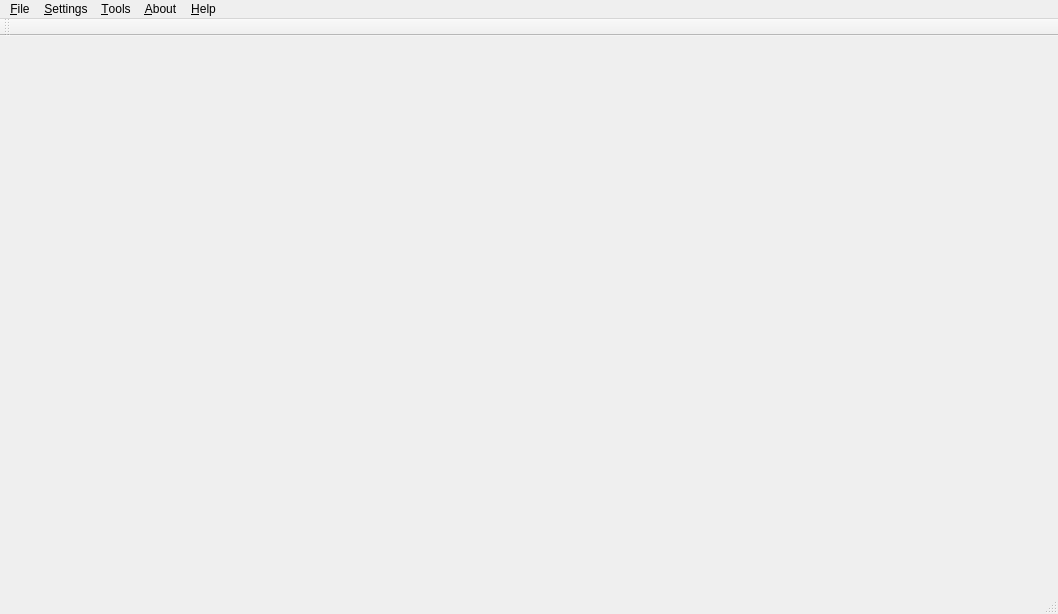
Bahamuttg/PiRinter3D, file mainwindow.ui: the form before one commit.
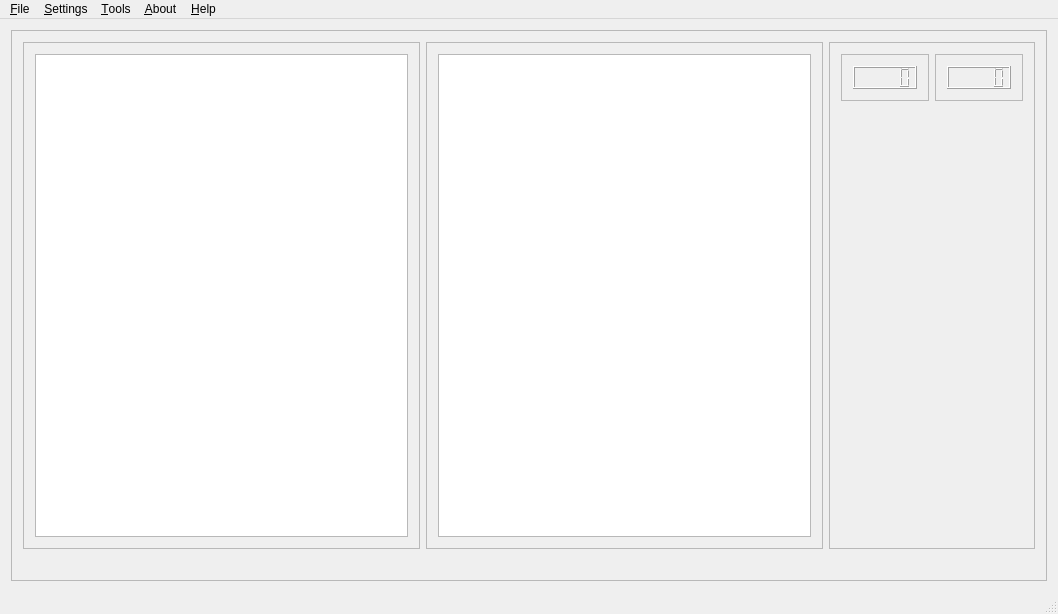
The form after the commit.

Commit message: Initial Project Creation

What changed in the file:
```diff
--- a/mainwindow.ui
+++ b/mainwindow.ui
@@ -13,7 +13,134 @@
   <property name="windowTitle">
    <string>MainWindow</string>
   </property>
-  <widget class="QWidget" name="centralWidget"/>
+  <widget class="QWidget" name="centralWidget">
+   <layout class="QHBoxLayout" name="horizontalLayout">
+    <item>
+     <widget class="QFrame" name="frame">
+      <property name="frameShape">
+       <enum>QFrame::StyledPanel</enum>
+      </property>
+      <property name="frameShadow">
+       <enum>QFrame::Raised</enum>
+      </property>
+      <layout class="QHBoxLayout" name="horizontalLayout_2">
+       <item>
+        <layout class="QGridLayout" name="gdMainGrid">
+         <property name="horizontalSpacing">
+          <number>6</number>
+         </property>
+         <property name="verticalSpacing">
+          <number>1</number>
+         </property>
+         <item row="0" column="1">
+          <widget class="QFrame" name="pnlPrintImg">
+           <property name="frameShape">
+            <enum>QFrame::StyledPanel</enum>
+           </property>
+           <property name="frameShadow">
+            <enum>QFrame::Raised</enum>
+           </property>
+           <layout class="QVBoxLayout" name="verticalLayout_2">
+            <item>
+             <widget class="QGraphicsView" name="graphicsView"/>
+            </item>
+           </layout>
+          </widget>
+         </item>
+         <item row="0" column="0">
+          <widget class="QFrame" name="pnlGcode">
+           <property name="frameShape">
+            <enum>QFrame::StyledPanel</enum>
+           </property>
+           <property name="frameShadow">
+            <enum>QFrame::Raised</enum>
+           </property>
+           <layout class="QHBoxLayout" name="horizontalLayout_6">
+            <item>
+             <widget class="QTextBrowser" name="textBrowser"/>
+            </item>
+           </layout>
+          </widget>
+         </item>
+         <item row="1" column="0">
+          <spacer name="horizontalSpacer">
+           <property name="orientation">
+            <enum>Qt::Horizontal</enum>
+           </property>
+           <property name="sizeHint" stdset="0">
+            <size>
+             <width>40</width>
+             <height>20</height>
+            </size>
+           </property>
+          </spacer>
+         </item>
+         <item row="0" column="2">
+          <widget class="QFrame" name="pnlTemps">
+           <property name="frameShape">
+            <enum>QFrame::StyledPanel</enum>
+           </property>
+           <property name="frameShadow">
+            <enum>QFrame::Raised</enum>
+           </property>
+           <layout class="QVBoxLayout" name="verticalLayout_3">
+            <item>
+             <layout class="QHBoxLayout" name="horizontalLayout_3">
+              <item>
+               <widget class="QFrame" name="frame_2">
+                <property name="frameShape">
+                 <enum>QFrame::StyledPanel</enum>
+                </property>
+                <property name="frameShadow">
+                 <enum>QFrame::Raised</enum>
+                </property>
+                <layout class="QHBoxLayout" name="horizontalLayout_5">
+                 <item>
+                  <widget class="QLCDNumber" name="lcdNumber"/>
+                 </item>
+                </layout>
+               </widget>
+              </item>
+              <item>
+               <widget class="QFrame" name="frame_3">
+                <property name="frameShape">
+                 <enum>QFrame::StyledPanel</enum>
+                </property>
+                <property name="frameShadow">
+                 <enum>QFrame::Raised</enum>
+                </property>
+                <layout class="QHBoxLayout" name="horizontalLayout_4">
+                 <item>
+                  <widget class="QLCDNumber" name="lcdNumber_2"/>
+                 </item>
+                </layout>
+               </widget>
+              </item>
+             </layout>
+            </item>
+            <item>
+             <spacer name="verticalSpacer">
+              <property name="orientation">
+               <enum>Qt::Vertical</enum>
+              </property>
+              <property name="sizeHint" stdset="0">
+               <size>
+                <width>20</width>
+                <height>40</height>
+               </size>
+              </property>
+             </spacer>
+            </item>
+           </layout>
+          </widget>
+         </item>
+        </layout>
+       </item>
+      </layout>
+     </widget>
+    </item>
+   </layout>
+  </widget>
   <widget class="QMenuBar" name="menuBar">
    <property name="geometry">
     <rect>
@@ -55,14 +182,6 @@
    <addaction name="menu_About"/>
    <addaction name="menu_Help"/>
   </widget>
-  <widget class="QToolBar" name="mainToolBar">
-   <attribute name="toolBarArea">
-    <enum>TopToolBarArea</enum>
-   </attribute>
-   <attribute name="toolBarBreak">
-    <bool>false</bool>
-   </attribute>
-  </widget>
   <widget class="QStatusBar" name="statusBar"/>
   <action name="action_Stepper_Utility">
    <property name="text">
```
Left out of the diff: 2 changed lines with no effect on the pictures.
